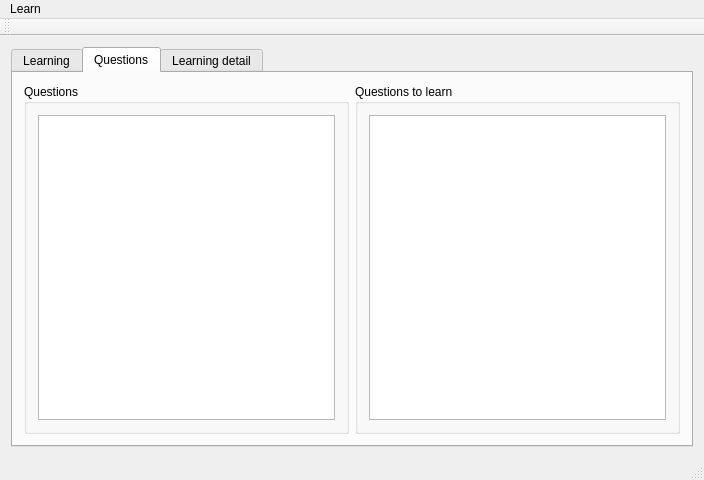
szymonpi/Gonzales, file GonzalesApp/mainwindow.ui: the form before one commit.
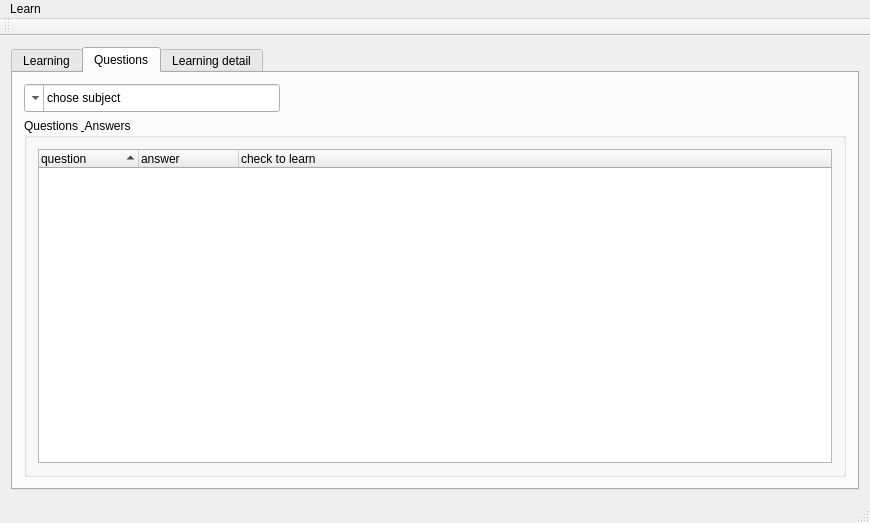
The form after the commit.

Patch:
```diff
--- a/GonzalesApp/mainwindow.ui
+++ b/GonzalesApp/mainwindow.ui
@@ -6,8 +6,8 @@
    <rect>
     <x>0</x>
     <y>0</y>
-    <width>704</width>
-    <height>480</height>
+    <width>870</width>
+    <height>523</height>
    </rect>
   </property>
   <property name="windowTitle">
@@ -134,80 +134,133 @@
        <attribute name="title">
         <string>Questions</string>
        </attribute>
-       <layout class="QHBoxLayout" name="horizontalLayout_4">
+       <layout class="QVBoxLayout" name="verticalLayout_7">
         <item>
-         <layout class="QVBoxLayout" name="verticalLayout_12">
+         <layout class="QHBoxLayout" name="horizontalLayout_3">
           <item>
-           <widget class="QGroupBox" name="groupBoxQuestionsInGroup">
-            <property name="title">
-             <string>Questions</string>
+           <widget class="QFontComboBox" name="ComboBoxSubject">
+            <property name="sizePolicy">
+             <sizepolicy hsizetype="Maximum" vsizetype="Fixed">
+              <horstretch>28</horstretch>
+              <verstretch>0</verstretch>
+             </sizepolicy>
             </property>
-            <layout class="QVBoxLayout" name="verticalLayout_7">
-             <item>
-              <widget class="QTreeWidget" name="treeWidgetQuestions">
-               <property name="uniformRowHeights">
-                <bool>true</bool>
-               </property>
-               <property name="sortingEnabled">
-                <bool>true</bool>
-               </property>
-               <property name="animated">
-                <bool>true</bool>
-               </property>
-               <property name="allColumnsShowFocus">
-                <bool>false</bool>
-               </property>
-               <property name="wordWrap">
-                <bool>true</bool>
-               </property>
-               <property name="columnCount">
-                <number>2</number>
-               </property>
-               <attribute name="headerVisible">
-                <bool>false</bool>
-               </attribute>
-               <attribute name="headerHighlightSections">
-                <bool>true</bool>
-               </attribute>
-               <column>
-                <property name="text">
-                 <string>questions</string>
-                </property>
-                <property name="font">
-                 <font>
-                  <kerning>true</kerning>
-                 </font>
-                </property>
-               </column>
-               <column>
-                <property name="text">
-                 <string>answers</string>
-                </property>
-               </column>
-              </widget>
-             </item>
-            </layout>
+            <property name="minimumSize">
+             <size>
+              <width>256</width>
+              <height>28</height>
+             </size>
+            </property>
+            <property name="layoutDirection">
+             <enum>Qt::RightToLeft</enum>
+            </property>
+            <property name="autoFillBackground">
+             <bool>false</bool>
+            </property>
+            <property name="currentText">
+             <string>chose subject</string>
+            </property>
            </widget>
           </item>
+          <item>
+           <spacer name="horizontalSpacer">
+            <property name="orientation">
+             <enum>Qt::Horizontal</enum>
+            </property>
+            <property name="sizeHint" stdset="0">
+             <size>
+              <width>40</width>
+              <height>20</height>
+             </size>
+            </property>
+           </spacer>
+          </item>
          </layout>
         </item>
         <item>
-         <widget class="QGroupBox" name="groupBoxToLearn">
+         <widget class="QGroupBox" name="groupBoxQuestionsInGroup">
           <property name="title">
-           <string>Questions to learn</string>
+           <string>Questions &amp; Answers</string>
           </property>
-          <layout class="QHBoxLayout" name="horizontalLayout_3">
+          <layout class="QVBoxLayout" name="verticalLayout_10">
            <item>
-            <widget class="QTreeWidget" name="treeWidget_3">
-             <property name="columnCount">
-              <number>1</number>
+            <widget class="QTreeWidget" name="treeWidgetQuestions">
+             <property name="autoFillBackground">
+              <bool>false</bool>
              </property>
-             <attribute name="headerVisible">
+             <property name="frameShape">
+              <enum>QFrame::StyledPanel</enum>
+             </property>
+             <property name="midLineWidth">
+              <number>0</number>
+             </property>
+             <property name="autoScrollMargin">
+              <number>2</number>
+             </property>
+             <property name="editTriggers">
+              <set>QAbstractItemView::NoEditTriggers</set>
+             </property>
+             <property name="tabKeyNavigation">
               <bool>false</bool>
+             </property>
+             <property name="showDropIndicator" stdset="0">
+              <bool>false</bool>
+             </property>
+             <property name="dragEnabled">
+              <bool>false</bool>
+             </property>
+             <property name="dragDropMode">
+              <enum>QAbstractItemView::NoDragDrop</enum>
+             </property>
+             <property name="alternatingRowColors">
+              <bool>true</bool>
+             </property>
+             <property name="selectionMode">
+              <enum>QAbstractItemView::ExtendedSelection</enum>
+             </property>
+             <property name="selectionBehavior">
+              <enum>QAbstractItemView::SelectRows</enum>
+             </property>
+             <property name="iconSize">
+              <size>
+               <width>20</width>
+               <height>20</height>
+              </size>
+             </property>
+             <property name="textElideMode">
+              <enum>Qt::ElideRight</enum>
+             </property>
+             <property name="horizontalScrollMode">
+              <enum>QAbstractItemView::ScrollPerPixel</enum>
+             </property>
+             <property name="uniformRowHeights">
+              <bool>false</bool>
+             </property>
+             <property name="sortingEnabled">
+              <bool>true</bool>
+             </property>
+             <property name="animated">
+              <bool>true</bool>
+             </property>
+             <property name="wordWrap">
+              <bool>true</bool>
+             </property>
+             <attribute name="headerCascadingSectionResizes">
+              <bool>true</bool>
              </attribute>
              <column>
               <property name="text">
-               <string>questions</string>
+               <string>question</string>
+              </property>
+             </column>
+             <column>
+              <property name="text">
+               <string>answer</string>
+              </property>
+             </column>
+             <column>
+              <property name="text">
+               <string>check to learn</string>
               </property>
              </column>
             </widget>
@@ -257,7 +310,7 @@
     <rect>
      <x>0</x>
      <y>0</y>
-     <width>704</width>
+     <width>870</width>
      <height>21</height>
     </rect>
    </property>
```
Left out of the diff: 3 changed lines with no effect on the pictures.
